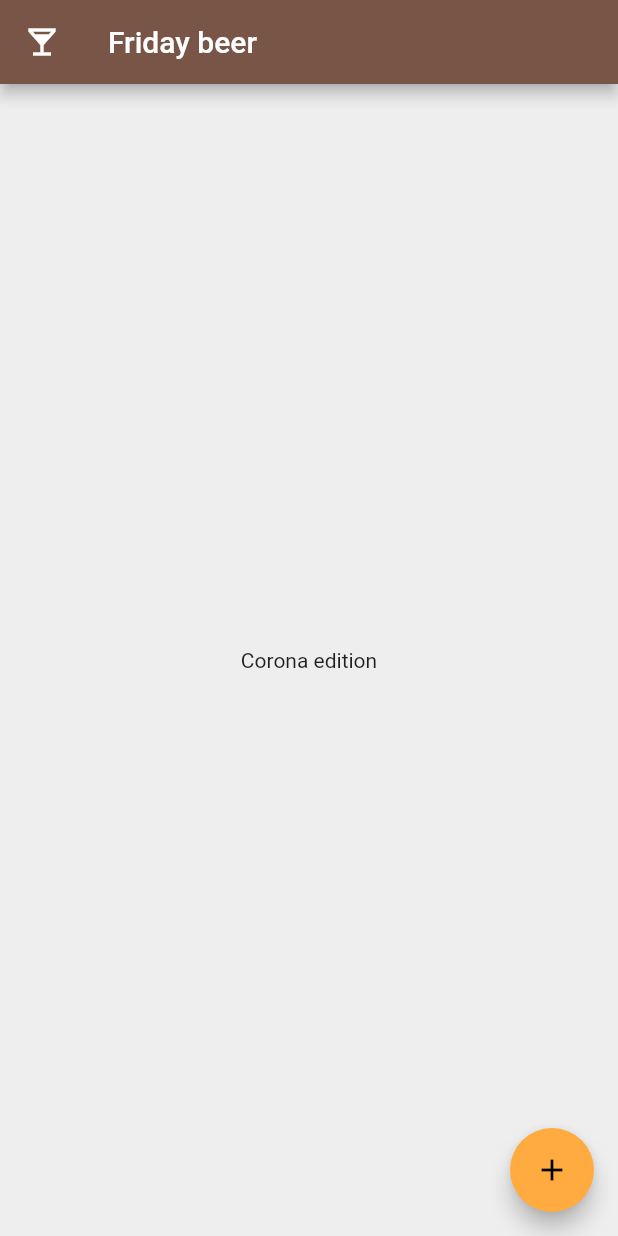
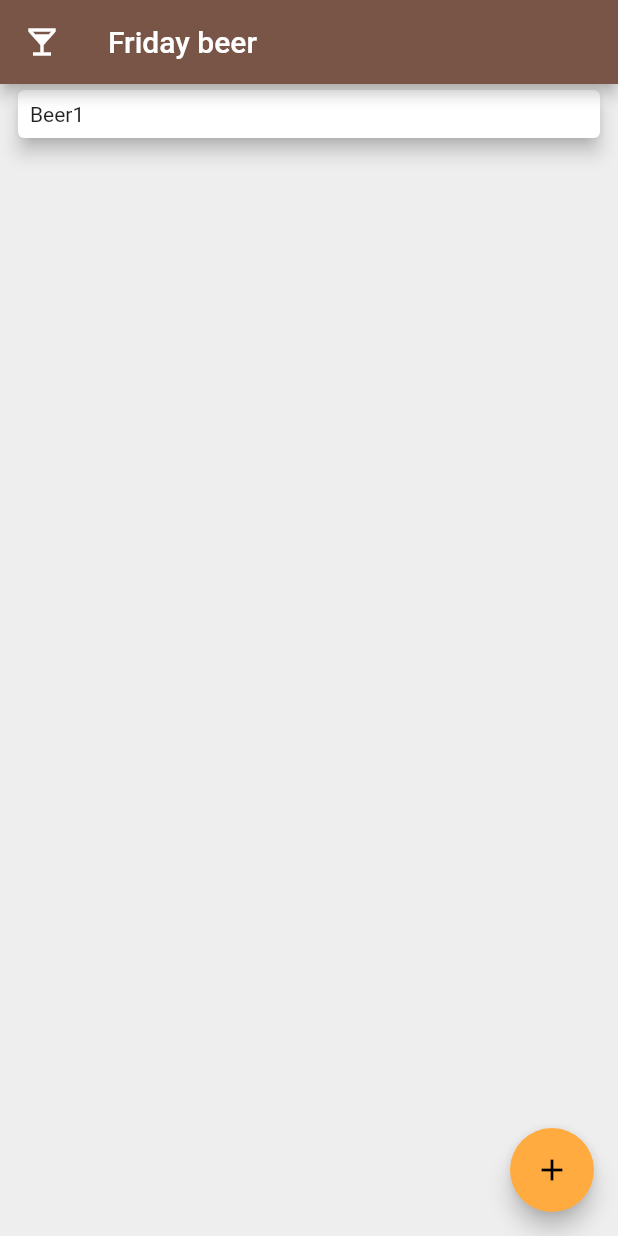
Before and after one commit to abilia/flutterbeer, a Flutter app: the MainScreen screen opened directly, on a phone screen of 412 x 824 dp. Run offline on Flutter 3.47's test engine with Material 2 defaults, Android fonts, the phone set to English and light mode, and no system bars; our stand-ins replace flare_flutter, flutter_redux, image_picker, redux, redux_thunk.

Commit message:
Add corona beer views and widgets

```diff
--- /dev/null
+++ b/lib/corona/beer_card.dart
@@ -0,0 +1,34 @@
+import 'package:flutter/material.dart';
+import 'package:flutterbeer/corona/model.dart';
+
+class CoronaBeerCard extends StatelessWidget {
+  const CoronaBeerCard(
+      {Key key, @required this.beer, this.onPressed})
+      : super(key: key);
+
+  final Function(CoronaBeer) onPressed;
+  final CoronaBeer beer;
+
+  @override
+  Widget build(BuildContext context) {
+    return Card(
+      elevation: 5,
+      child: InkWell(
+        onTap: () => {if (onPressed != null) onPressed(beer)},
+        child: Row(
+          mainAxisAlignment: MainAxisAlignment.start,
+          children: <Widget>[
+            Padding(
+              padding: const EdgeInsets.all(8.0),
+              child: Row(
+                children: <Widget>[
+                  Text("${beer.name}")
+                ],
+              ),
+            )
+          ],
+        ),
+      ),
+    );
+  }
+}
--- /dev/null
+++ b/lib/corona/beer_list.dart
@@ -0,0 +1,20 @@
+import 'package:flutter/material.dart';
+import 'package:flutterbeer/corona/beer_card.dart';
+import 'package:flutterbeer/corona/edit_beer.dart';
+import 'package:redux/redux.dart';
+import 'package:flutter_redux/flutter_redux.dart';
+import 'package:flutterbeer/state/app_state.dart';
+
+class CoronaBeerList extends StatelessWidget {
+  @override
+  Widget build(BuildContext context) {
+    return StoreConnector<AppState, AppState>(
+      converter: (Store<AppState> store) => store.state,
+      builder: (context, state) => ListView(
+          children: state.coronabeers.map((beer) => CoronaBeerCard(
+            beer: beer,
+            onPressed: (beer) => Navigator.pushNamed(context, CoronaEditBeer.routeName, arguments: beer),
+          )).toList()),
+    );
+  }
+}
--- /dev/null
+++ b/lib/corona/model.dart
@@ -0,0 +1,17 @@
+import 'package:uuid/uuid.dart';
+
+class CoronaBeer {
+  String id;
+  String name;
+  String drinker;
+  double points;
+  CoronaBeer({this.name, this.drinker, this.points}) : id = Uuid().v4();
+
+  factory CoronaBeer.fromJson(Map<String, dynamic> json)  {
+    return CoronaBeer(
+      name: json['name'],
+      drinker: json['drinker'],
+      points: json['points']
+    );
+  }
+}
--- a/lib/main.dart
+++ b/lib/main.dart
@@ -1,4 +1,5 @@
 import 'package:flutter/material.dart';
+import 'package:flutterbeer/corona/model.dart';
 import 'package:redux/redux.dart';
 import 'package:redux_thunk/redux_thunk.dart';
 import 'package:flutter_redux/flutter_redux.dart';
@@ -7,6 +8,8 @@ import 'package:flare_flutter/flare_actor.dart';
 import 'package:flutterbeer/edit_views/create_tasting.dart';
 import 'package:flutterbeer/edit_views/edit_beer.dart';
 import 'package:flutterbeer/edit_views/tastings_listings.dart';
+import 'package:flutterbeer/corona/beer_list.dart';
+import 'package:flutterbeer/corona/edit_beer.dart';
 
 import 'package:flutterbeer/state/actions.dart';
 import 'package:flutterbeer/state/reducer.dart';
@@ -37,6 +40,7 @@ class MyApp extends StatelessWidget {
           TastingsList.routeName: (context) => TastingsList(),
           SplashScreen.routeName: (context) => SplashScreen(),
           EditBeer.routeName: (context) => EditBeer(),
+          CoronaEditBeer.routeName: (context) => CoronaEditBeer(),
           VotePage.routeName: (context) => VotePage(),
           BeerVotePage.routeName: (context) => BeerVotePage(),
         },
@@ -74,6 +78,10 @@ class MainScreen extends StatelessWidget {
     Key key,
   }) : super(key: key);
 
+  Future<void> _getCoronaBeers(context) async {
+    // StoreProvider.of(context).dispatch(getAllCoronaBeers);
+  }
+
   @override
   Widget build(BuildContext context) {
     return Scaffold(
@@ -83,14 +91,17 @@ class MainScreen extends StatelessWidget {
       ),
       body: Padding(
         padding: const EdgeInsets.symmetric(horizontal: 8.0),
-        child: Center(
-          child: Text('Corona edition'),
-        )
+        child: RefreshIndicator(
+          child: CoronaBeerList(),
+          onRefresh: () {
+            return _getCoronaBeers(context);
+          },
+        ),
       ),
       floatingActionButton: FloatingActionButton(
         shape: StadiumBorder(),
         onPressed: () {
-          Navigator.pushNamed(context, TastingsList.routeName);
+          Navigator.pushNamed(context, CoronaEditBeer.routeName, arguments: CoronaBeer());
         },
         child: Icon(
           Icons.add,
--- a/lib/state/app_state.dart
+++ b/lib/state/app_state.dart
@@ -1,14 +1,18 @@
 import 'package:flutter/widgets.dart';
 import 'package:flutterbeer/model/app_model.dart';
+import 'package:flutterbeer/corona/model.dart';
 
 @immutable
 class AppState {
   final List<BeerTasting> tastings;
   final List<BeerVote> votes;
+  final List<CoronaBeer> coronabeers;
 
-  AppState({@required this.tastings, @required this.votes});
+  AppState({@required this.tastings, @required this.votes, @required this.coronabeers});
 
   factory AppState.initial() => AppState(
       tastings: List.unmodifiable([]),
-      votes: List.unmodifiable([]));
+      votes: List.unmodifiable([]),
+      coronabeers: List.unmodifiable([CoronaBeer(name: 'Beer1', drinker: 'Jojo', points: 0.0)])
+  );
 }
```
Also changed, not shown: lib/corona/edit_beer.dart (added, +58 -0 lines), lib/state/reducer.dart (+8 -1 lines).
